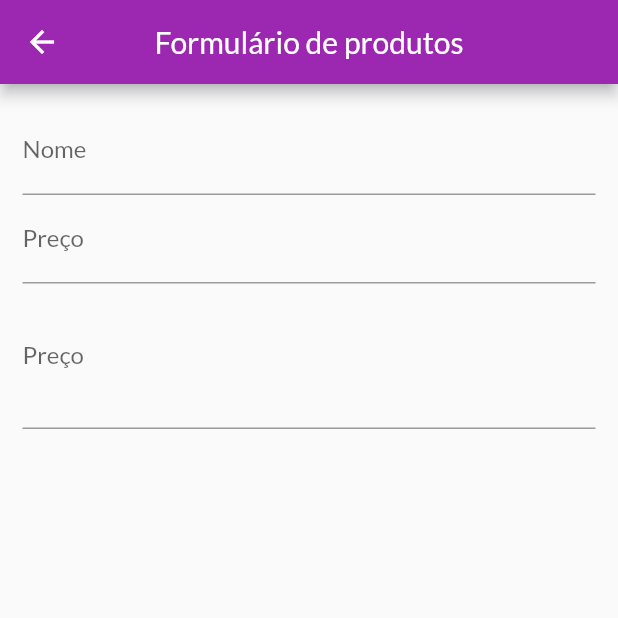
After one commit to kenjimaeda54/shoop-flutter-v2, a Flutter app: the FormProduct screen opened by its route, on a phone screen of 412 x 824 dp, the top half of it. The commit adds this screen. Run offline on Flutter 3.47's test engine with Material 2 defaults, Android fonts, the phone set to English and light mode, and no system bars; network calls fail.

Commit message:
feat: started styles screen manage form

```diff
--- a/lib/components/singleProduct/SingleProduct.dart
+++ b/lib/components/singleProduct/SingleProduct.dart
@@ -24,6 +24,9 @@ class SingleShop extends StatelessWidget {
 
     void handleAddProduct(ProductModel product) {
       cart.addItemOfList(product);
+      ScaffoldMessenger.of(context)
+          .hideCurrentSnackBar(); //aqui garanto apenas um
+      //snack bar
       //consigo acessar pelo contexto o Scaffold do mais proximo
       ScaffoldMessenger.of(context).showSnackBar(SnackBar(
         content: const Text("Item adicionado com suceso"),
--- a/lib/main.dart
+++ b/lib/main.dart
@@ -3,7 +3,9 @@ import 'package:shopp/providers/CartProductProvider.dart';
 import 'package:shopp/providers/OrderProvider.dart';
 import 'package:shopp/providers/ProductListProvider.dart';
 import 'package:shopp/screen/cartProduct/CartProduct.dart';
+import 'package:shopp/screen/formProduct/FormProduct.dart';
 import 'package:shopp/screen/home/Home.dart';
+import 'package:shopp/screen/manageProduct/ManageProduct.dart';
 import 'package:shopp/screen/order/Order.dart';
 import 'package:shopp/screen/productDetail/ProductDetail.dart';
 import 'package:shopp/utils/ConstantsRoutes.dart';
@@ -44,6 +46,8 @@ class MyApp extends StatelessWidget {
           ConstantRoutes.productDetail: (_) => const ProductDetails(),
           ConstantRoutes.cartProduct: (_) => const CartProduct(),
           ConstantRoutes.oder: (_) => const Order(),
+          ConstantRoutes.manageProduct: (_) => const ManageProduct(),
+          ConstantRoutes.formProduct: (_) => const FormProduct(),
         },
       ),
     );
--- a/lib/providers/ProductListProvider.dart
+++ b/lib/providers/ProductListProvider.dart
@@ -20,6 +20,10 @@ class ProductListProvider with ChangeNotifier {
   //dessa maneria de fato sera a lista verdadeira
   List<ProductModel> getItens() => [..._products];
 
+  int get shouldReturnTotalOfProducts {
+    return _products.length;
+  }
+
   List<ProductModel> getItensFilter() =>
       mockShop.where((it) => it.isFavorite).toList();
 
--- /dev/null
+++ b/lib/screen/formProduct/FormProduct.dart
@@ -0,0 +1,56 @@
+import 'package:flutter/material.dart';
+
+class FormProduct extends StatefulWidget {
+  const FormProduct({Key? key}) : super(key: key);
+
+  @override
+  State<FormProduct> createState() => _FormProductState();
+}
+
+class _FormProductState extends State<FormProduct> {
+  final _priceFoucs = FocusNode();
+  final _descriptionFocus = FocusNode();
+
+  @override
+  Widget build(BuildContext context) {
+    void handleFocus(FocusNode node) {
+      Focus.of(context).requestFocus(node);
+    }
+
+    return Scaffold(
+      appBar: AppBar(
+        title: const Text("Formulário de produtos"),
+        backgroundColor: Theme.of(context).primaryColor,
+        centerTitle: true,
+      ),
+      body: Padding(
+        padding: const EdgeInsets.all(15),
+        child: Form(
+          child: ListView(
+            children: [
+              TextFormField(
+                decoration: const InputDecoration(label: Text("Nome")),
+                textInputAction: TextInputAction.next,
+                onFieldSubmitted: (_) => handleFocus(_priceFoucs),
+              ),
+              TextFormField(
+                decoration: const InputDecoration(label: Text("Preço")),
+                textInputAction: TextInputAction.next,
+                focusNode: _priceFoucs,
+                onFieldSubmitted: (_) => handleFocus(_descriptionFocus),
+                keyboardType:
+                    const TextInputType.numberWithOptions(decimal: true),
+              ),
+              TextFormField(
+                decoration: const InputDecoration(label: Text("Preço")),
+                focusNode: _descriptionFocus,
+                keyboardType: TextInputType.multiline,
+                maxLines: 3,
+              ),
+            ],
+          ),
+        ),
+      ),
+    );
+  }
+}
--- a/lib/utils/ConstantsRoutes.dart
+++ b/lib/utils/ConstantsRoutes.dart
@@ -3,4 +3,6 @@ class ConstantRoutes {
   static const String productDetail = "productDetails";
   static const String cartProduct = "cardProduct";
   static const String oder = "order";
+  static const String manageProduct = "manageProduct";
+  static const String formProduct = "formProduct";
 }
```
Also changed, not shown: lib/components/appDrawer/AppDrawer.dart (+13 -5 lines), lib/components/singleCartProduct/SingleCartProduct.dart (+22 -0 lines), lib/components/singleProductManege/SingleProductManage.dart (added, +39 -0 lines), lib/screen/manageProduct/ManageProduct.dart (added, +45 -0 lines).
